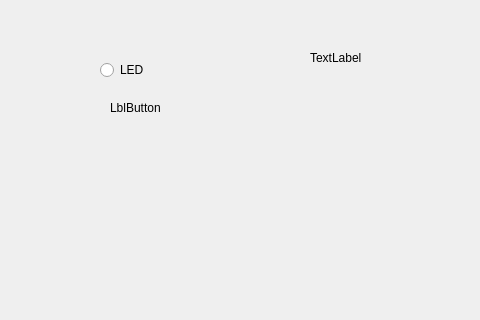
mohamed01000/STM32_led_QT, file mainwindow.ui: the form before one commit; both pictures show x 0 to 480 and y 0 to 320 of the 800 by 600 pixel window.
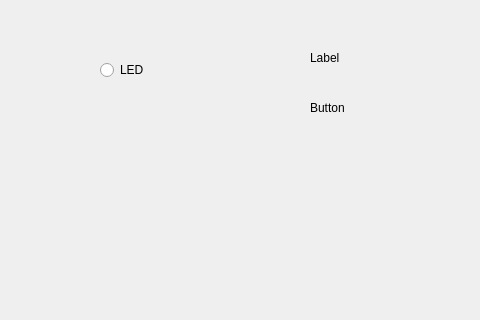
The form after the commit.

```diff
--- a/mainwindow.ui
+++ b/mainwindow.ui
@@ -24,20 +24,20 @@
      </rect>
     </property>
     <property name="text">
-     <string>TextLabel</string>
+     <string>Label</string>
     </property>
    </widget>
    <widget class="QLabel" name="lblButon">
     <property name="geometry">
      <rect>
-      <x>110</x>
+      <x>310</x>
       <y>100</y>
       <width>55</width>
       <height>16</height>
      </rect>
     </property>
     <property name="text">
-     <string>LblButton</string>
+     <string>Button</string>
     </property>
    </widget>
    <widget class="QRadioButton" name="rbLED">
```
Left out of the diff: 2 changed lines with no effect on the pictures.
